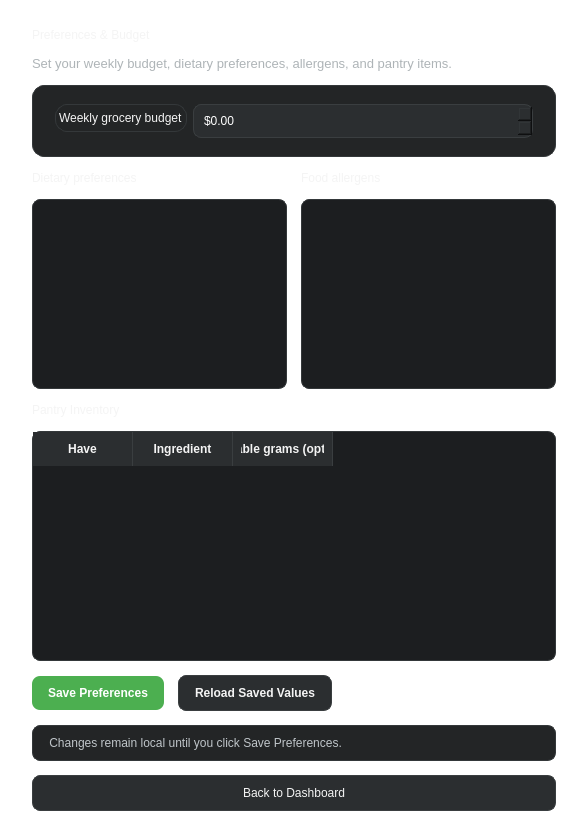
The window that gui/pages/PreferencesPage.ui (MichaelAmiot/BudgetBites_CEN3031_SoftwareEngineeringTermProject) describes before a commit, drawn with Qt 5.
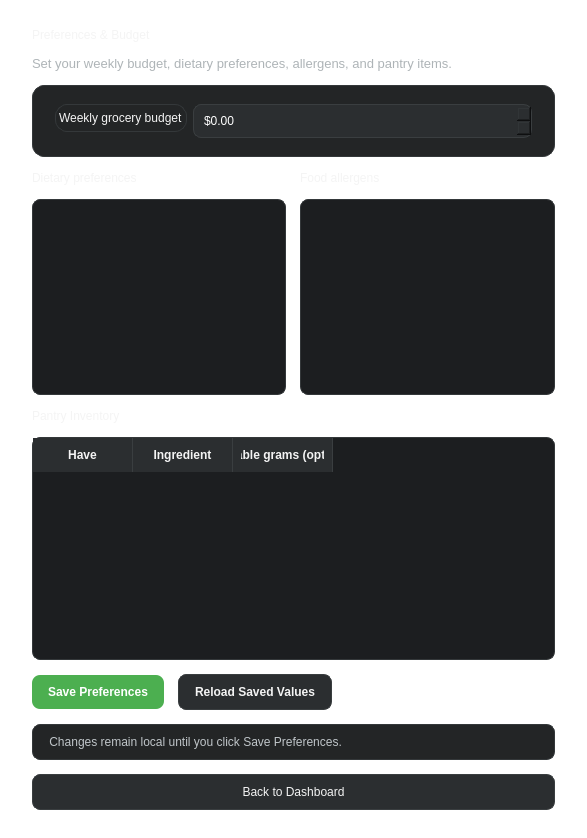
The same window after the commit.

Commit message: Implement Qt multi-page GUI frontend

Patch:
```diff
--- a/gui/pages/PreferencesPage.ui
+++ b/gui/pages/PreferencesPage.ui
@@ -6,8 +6,8 @@
    <rect>
     <x>0</x>
     <y>0</y>
-    <width>588</width>
-    <height>805</height>
+    <width>587</width>
+    <height>838</height>
    </rect>
   </property>
   <property name="styleSheet">
@@ -124,6 +124,34 @@
    </item>
    <item>
     <layout class="QGridLayout" name="preferenceListsLayout">
+     <item row="1" column="1">
+      <widget class="QListWidget" name="allergenList">
+       <property name="minimumSize">
+        <size>
+         <width>0</width>
+         <height>130</height>
+        </size>
+       </property>
+       <property name="styleSheet">
+        <string notr="true">QListWidget {
+    background-color: #1C1E20;
+    color: #F4F4F4;
+    border: 1px solid #34383A;
+    border-radius: 8px;
+    padding: 6px;
+}
+
+QListWidget::item {
+    padding: 6px;
+}
+
+QListWidget::item:selected {
+    background-color: #4CAF50;
+    color: white;
+}</string>
+       </property>
+      </widget>
+     </item>
      <item row="0" column="0">
       <widget class="QLabel" name="dietaryLabel">
        <property name="text">
@@ -131,6 +159,34 @@
        </property>
       </widget>
      </item>
+     <item row="1" column="0">
+      <widget class="QListWidget" name="dietaryList_4">
+       <property name="minimumSize">
+        <size>
+         <width>0</width>
+         <height>130</height>
+        </size>
+       </property>
+       <property name="styleSheet">
+        <string notr="true">QListWidget {
+    background-color: #1C1E20;
+    color: #F4F4F4;
+    border: 1px solid #34383A;
+    border-radius: 8px;
+    padding: 6px;
+}
+
+QListWidget::item {
+    padding: 6px;
+}
+
+QListWidget::item:selected {
+    background-color: #4CAF50;
+    color: white;
+}</string>
+       </property>
+      </widget>
+     </item>
      <item row="0" column="1">
       <widget class="QLabel" name="allergenLabel">
        <property name="text">
@@ -138,62 +194,6 @@
        </property>
       </widget>
      </item>
-     <item row="1" column="0">
-      <widget class="QListWidget" name="dietaryList">
-       <property name="minimumSize">
-        <size>
-         <width>0</width>
-         <height>190</height>
-        </size>
-       </property>
-       <property name="styleSheet">
-        <string notr="true">QListWidget {
-    background-color: #1C1E20;
-    color: #F4F4F4;
-    border: 1px solid #34383A;
-    border-radius: 8px;
-    padding: 6px;
-}
-
-QListWidget::item {
-    padding: 6px;
-}
-
-QListWidget::item:selected {
-    background-color: #4CAF50;
-    color: white;
-}</string>
-       </property>
-      </widget>
-     </item>
-     <item row="1" column="1">
-      <widget class="QListWidget" name="allergenList">
-       <property name="minimumSize">
-        <size>
-         <width>0</width>
-         <height>190</height>
-        </size>
-       </property>
-       <property name="styleSheet">
-        <string notr="true">QListWidget {
-    background-color: #1C1E20;
-    color: #F4F4F4;
-    border: 1px solid #34383A;
-    border-radius: 8px;
-    padding: 6px;
-}
-
-QListWidget::item {
-    padding: 6px;
-}
-
-QListWidget::item:selected {
-    background-color: #4CAF50;
-    color: white;
-}</string>
-       </property>
-      </widget>
-     </item>
     </layout>
    </item>
    <item>
@@ -208,7 +208,7 @@
      <property name="minimumSize">
       <size>
        <width>0</width>
-       <height>230</height>
+       <height>220</height>
       </size>
      </property>
      <property name="styleSheet">
```
The commit also changes 2 other files.
